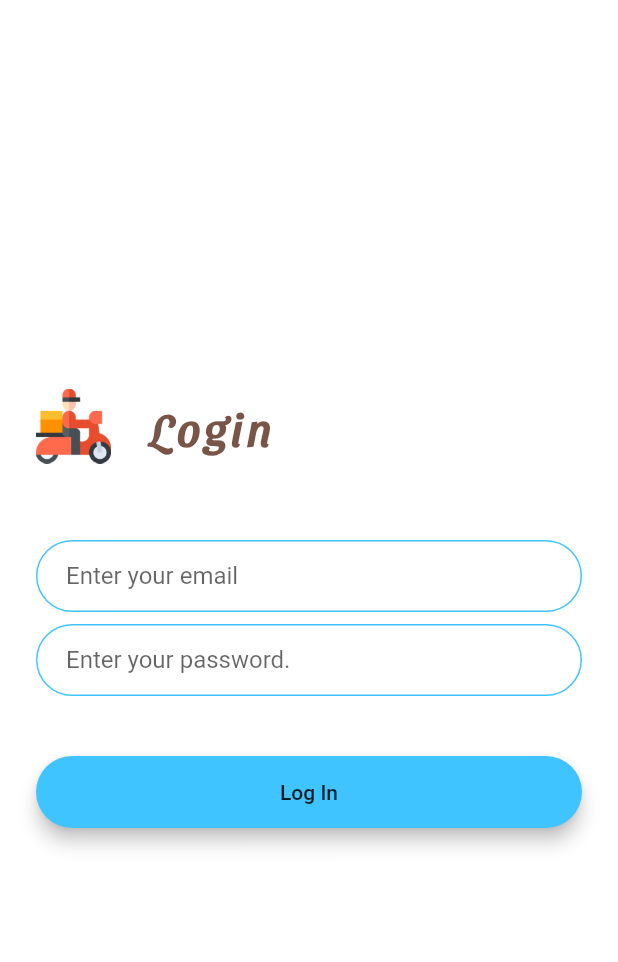
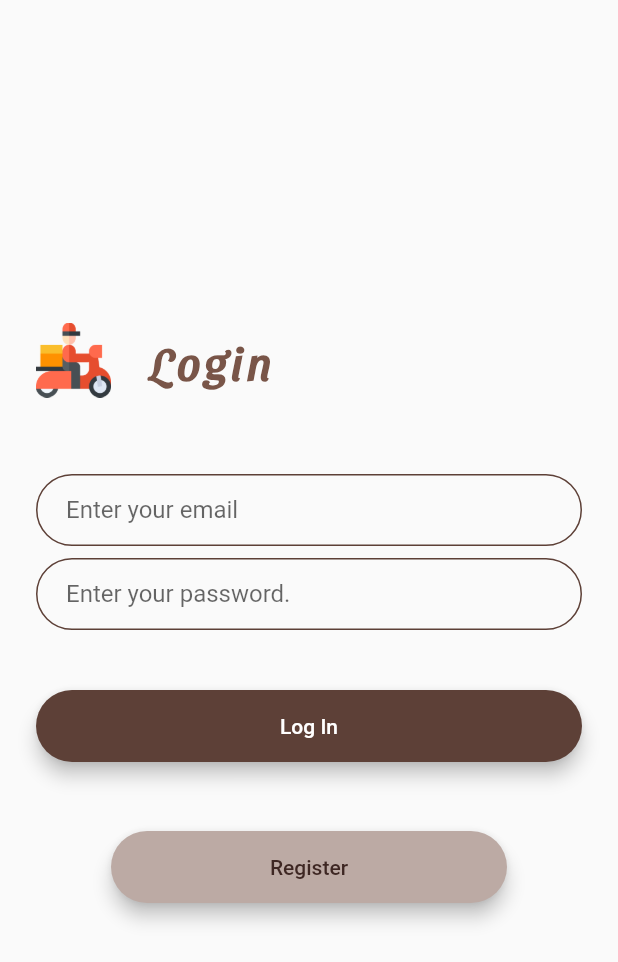
Before and after one commit to sinharohan2000/grocery_app, a Flutter app: the screen it shows after launch, after a tap on "Divein", on a phone screen of 412 x 824 dp. Shown: the top 962 px of the screen. Run offline on Flutter 3.47's test engine with Material 2 defaults, Android fonts, the phone set to English and light mode, and no system bars.

```diff
--- a/lib/signin-page.dart
+++ b/lib/login-page.dart
@@ -1,6 +1,7 @@
 import 'package:groceryapp/main.dart';
 import 'package:flutter/material.dart';
 import 'package:flutter/cupertino.dart';
+import 'package:groceryapp/registration-screen.dart';
 
 class LoginScreen extends StatefulWidget {
   static const id = 'login_screen';
@@ -12,7 +13,6 @@ class _LoginScreenState extends State<LoginScreen> {
   @override
   Widget build(BuildContext context) {
     return Scaffold(
-      backgroundColor: Colors.white,
       body: Padding(
         padding: EdgeInsets.symmetric(horizontal: 24.0),
         child: Column(
@@ -63,12 +63,12 @@ class _LoginScreenState extends State<LoginScreen> {
                 ),
                 enabledBorder: OutlineInputBorder(
                   borderSide:
-                  BorderSide(color: Colors.lightBlueAccent, width: 1.0),
+                  BorderSide(color: Colors.brown[700], width: 1.0),
                   borderRadius: BorderRadius.all(Radius.circular(32.0)),
                 ),
                 focusedBorder: OutlineInputBorder(
                   borderSide:
-                  BorderSide(color: Colors.lightBlueAccent, width: 2.0),
+                  BorderSide(color: Colors.brown[700], width: 2.0),
                   borderRadius: BorderRadius.all(Radius.circular(32.0)),
                 ),
               ),
@@ -89,12 +89,12 @@ class _LoginScreenState extends State<LoginScreen> {
                 ),
                 enabledBorder: OutlineInputBorder(
                   borderSide:
-                  BorderSide(color: Colors.lightBlueAccent, width: 1.0),
+                  BorderSide(color: Colors.brown[700], width: 1.0),
                   borderRadius: BorderRadius.all(Radius.circular(32.0)),
                 ),
                 focusedBorder: OutlineInputBorder(
                   borderSide:
-                  BorderSide(color: Colors.lightBlueAccent, width: 2.0),
+                  BorderSide(color: Colors.brown[700], width: 2.0),
                   borderRadius: BorderRadius.all(Radius.circular(32.0)),
                 ),
               ),
@@ -105,7 +105,7 @@ class _LoginScreenState extends State<LoginScreen> {
             Padding(
               padding: EdgeInsets.symmetric(vertical: 16.0),
               child: Material(
-                color: Colors.lightBlueAccent,
+                color: Colors.brown[700],
                 borderRadius: BorderRadius.all(Radius.circular(30.0)),
                 elevation: 5.0,
                 child: MaterialButton(
@@ -116,6 +116,33 @@ class _LoginScreenState extends State<LoginScreen> {
                   height: 42.0,
                   child: Text(
                     'Log In',
+                    style: TextStyle(
+                      color: Colors.white,
+                    ),
+                  ),
+                ),
+              ),
+            ),
+            SizedBox(
+              height: 20.0,
+            ),
+            Padding(
+              padding: EdgeInsets.symmetric(vertical: 10.0, horizontal: 50.0),
+              child: Material(
+                color: Colors.brown[200],
+                borderRadius: BorderRadius.all(Radius.circular(30.0)),
+                elevation: 5.0,
+                child: MaterialButton(
+                  onPressed: () {
+                    Navigator.pushNamed(context, RegistrationScreen.id);
+                  },
+                  minWidth: 10.0,
+                  height: 20.0,
+                  child: Text(
+                    'Register',
+                    style: TextStyle(
+                      color: Colors.brown[900],
+                    ),
                   ),
                 ),
               ),
--- a/lib/main.dart
+++ b/lib/main.dart
@@ -1,5 +1,6 @@
 import 'package:flutter/material.dart';
-import 'package:groceryapp/signin-page.dart';
+import 'package:groceryapp/login-page.dart';
+import 'package:groceryapp/registration-screen.dart';
 import 'package:groceryapp/welcome.dart';
 
 void main() {
@@ -17,7 +18,7 @@ class GroceryApp extends StatelessWidget {
         primarySwatch: Colors.blue,
         visualDensity: VisualDensity.adaptivePlatformDensity,
       ),
-      home: MyHomePage(title: 'Flutter Demo Home Page'),
+      home: MyHomePage(title: 'Small Basket : The Perfect Grocery Store'),
     );
   }
 }
@@ -36,6 +37,7 @@ class _MyHomePageState extends State<MyHomePage> {
       routes: {
         WelcomeScreen.id: (context) => WelcomeScreen(),
         LoginScreen.id:(context) => LoginScreen(),
+        RegistrationScreen.id:(context) => RegistrationScreen(),
       },
     );
   }
--- a/pubspec.yaml
+++ b/pubspec.yaml
@@ -23,7 +23,9 @@ environment:
 dependencies:
   flutter:
     sdk: flutter
-
+  firebase_core: ^0.5.0
+  firebase_auth: ^0.18.0+1
+  cloud_firestore: ^0.14.0+2
 
   # The following adds the Cupertino Icons font to your application.
   # Use with the CupertinoIcons class for iOS style icons.
```
Also changed, not shown: lib/registration-screen.dart (added, +105 -0 lines), lib/welcome.dart (+2 -5 lines), pubspec.lock, 3 other files.
